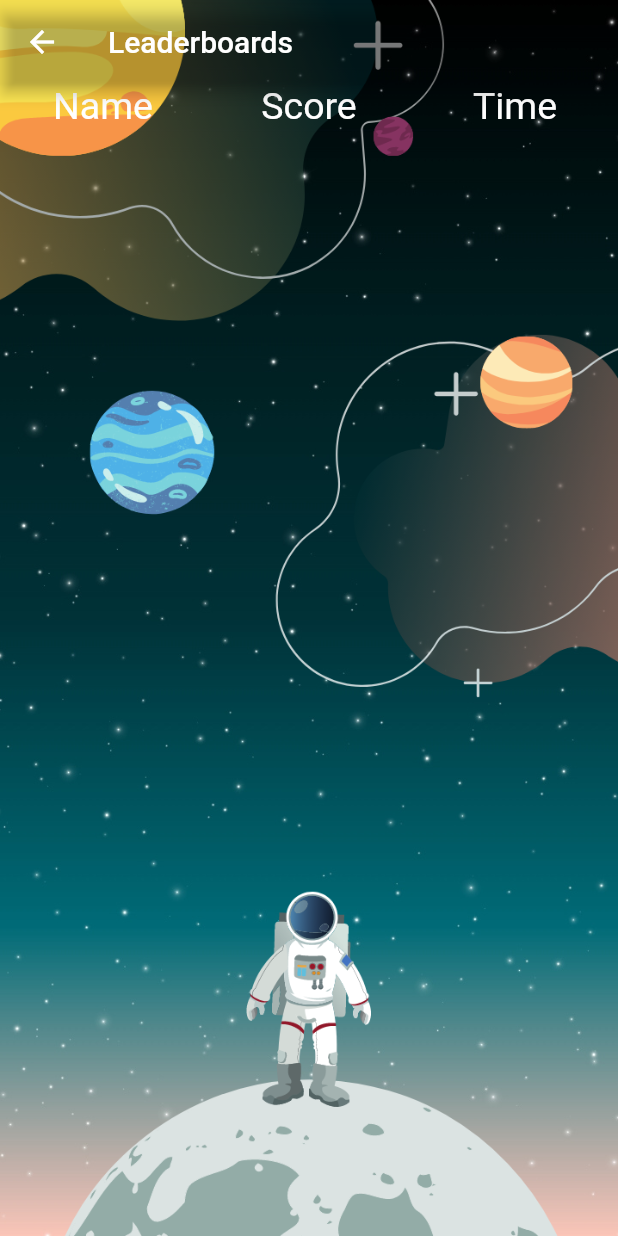
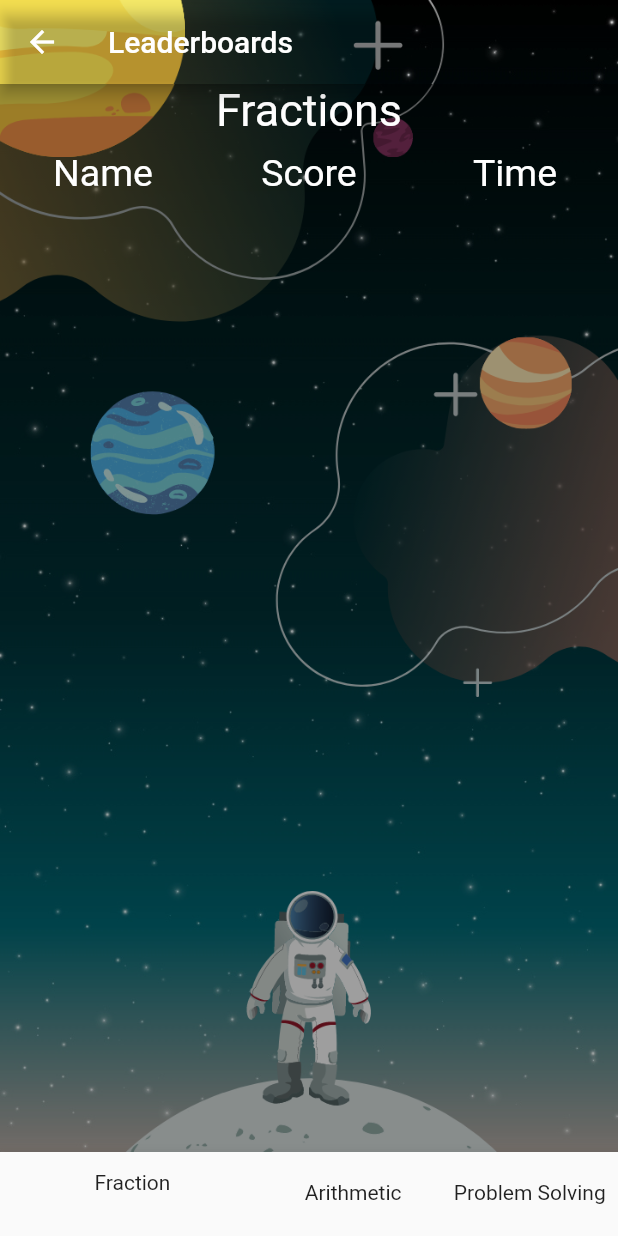
Before and after one commit to dexterjay26/Sipnayan, a Flutter app: the LeaderBoardsScreen screen opened by its route, on a phone screen of 412 x 824 dp. Run offline on Flutter 3.47's test engine with Material 2 defaults, Android fonts, the phone set to English and light mode, and no system bars; our stand-ins replace audioplayers, fluttertoast, shared_preferences, sqflite, youtube_player_flutter; accounts and stored records are empty.

Commit message:
pagod na

```diff
--- a/lib/model/leaderboard_model.dart
+++ b/lib/model/leaderboard_model.dart
@@ -5,11 +5,13 @@ class LeaderBoardModel {
   final name;
   final score;
   final time;
+  final type;
 
   LeaderBoardModel({
     @required this.id,
     @required this.name,
     @required this.score,
     @required this.time,
+    @required this.type,
   });
 }
--- a/lib/screens/home_quiz.dart
+++ b/lib/screens/home_quiz.dart
@@ -141,9 +141,9 @@ class _HomeQuizState extends State<HomeQuiz> {
               child: Column(
                 mainAxisAlignment: MainAxisAlignment.center,
                 children: [
-                  buttonBuilder("topic1", "Fractions"),
-                  buttonBuilder("topic2", "Arithmetic"),
-                  buttonBuilder("topic3", "Problem Solving"),
+                  buttonBuilder("Fractions"),
+                  buttonBuilder("Arithmetic"),
+                  buttonBuilder("Problem Solving"),
                 ],
               ),
             ),
@@ -153,7 +153,7 @@ class _HomeQuizState extends State<HomeQuiz> {
     );
   }
 
-  Widget buttonBuilder(String where, String text) {
+  Widget buttonBuilder(String text) {
     return Container(
       margin: EdgeInsets.symmetric(vertical: 5, horizontal: 20),
       child: AspectRatio(
@@ -164,26 +164,26 @@ class _HomeQuizState extends State<HomeQuiz> {
           ),
           color: Colors.white,
           onPressed: () {
-            if (where == "topic1") {
+            if (text == "Fractions") {
               //Fractions
               fractionTopic();
               Navigator.of(context).pushReplacement(
                 MaterialPageRoute(
-                  builder: (ctx) => QuizScreen(quizRandomQuestion, name),
+                  builder: (ctx) => QuizScreen(quizRandomQuestion, name, text),
                 ),
               );
-            } else if (where == "topic2") {
+            } else if (text == "Arithmetic") {
               arithmeticTopic();
               Navigator.of(context).pushReplacement(
                 MaterialPageRoute(
-                  builder: (ctx) => QuizScreen(quizRandomQuestion, name),
+                  builder: (ctx) => QuizScreen(quizRandomQuestion, name, text),
                 ),
               );
-            } else if (where == "topic3") {
+            } else if (text == "Problem Solving") {
               problemsolvingTopic();
               Navigator.of(context).pushReplacement(
                 MaterialPageRoute(
-                  builder: (ctx) => QuizScreen(quizRandomQuestion, name),
+                  builder: (ctx) => QuizScreen(quizRandomQuestion, name, text),
                 ),
               );
             }
--- a/lib/screens/leaderboards_screen.dart
+++ b/lib/screens/leaderboards_screen.dart
@@ -1,53 +1,24 @@
+import 'package:Sipnayan/screens/leaderboards_single_screen2.dart';
 import 'package:flutter/material.dart';
-import '../model/leaderboard_model.dart';
-import '../helpers/db_helper.dart';
 
 class LeaderBoardsScreen extends StatefulWidget {
   static const routeName = "/leaderboard";
+  final type;
+  LeaderBoardsScreen([this.type]);
+
   @override
   _LeaderBoardsScreenState createState() => _LeaderBoardsScreenState();
 }
 
 class _LeaderBoardsScreenState extends State<LeaderBoardsScreen> {
-  List<LeaderBoardModel> leaderboards;
-  List<String> timeRecords = [];
-  Future<void> fetchAndGetLeaderBoards() async {
-    var dataList = await DBHelper.getData('leaderboard');
-
-    if (dataList != null) {
-      leaderboards = dataList.map(
-        (score) {
-          return LeaderBoardModel(
-            id: score['id'],
-            name: score['name'],
-            score: score['score'],
-            time: score['time'],
-          );
-        },
-      ).toList();
-
-      leaderboards.forEach((element) {
-        int minutess = (int.parse(element.time) / 60).truncate();
-        int secondss = (int.parse(element.time) % 60);
-
-        if (minutess == 0) {
-          timeRecords.add("${element.time}s");
-        } else {
-          timeRecords.add("${minutess}m and ${secondss}s");
-        }
-      });
-
-      leaderboards
-          .sort((a, b) => int.parse(b.score).compareTo(int.parse(a.score)));
-    } else {
-      print("NO DATA");
-    }
-  }
-
+  int _currentIndex = 0;
   @override
   Widget build(BuildContext context) {
-    int _index = 0;
-    //print("timerecors: ${timeRecords[_index]}");
+    final _tabs = [
+      LeaderBoardsSingleScreen2("Fractions"),
+      LeaderBoardsSingleScreen2("Arithmetic"),
+      LeaderBoardsSingleScreen2("Problem Solving"),
+    ];
     return SafeArea(
       child: Container(
         decoration: BoxDecoration(
@@ -61,33 +32,30 @@ class _LeaderBoardsScreenState extends State<LeaderBoardsScreen> {
             title: Text("Leaderboards"),
             backgroundColor: Colors.transparent,
           ),
-          body: FutureBuilder(
-            future: fetchAndGetLeaderBoards(),
-            builder: (ctx, snapShot) =>
-                snapShot.connectionState == ConnectionState.waiting
-                    ? Center(
-                        child: CircularProgressIndicator(),
-                      )
-                    : Container(
-                        child: Table(
-                          children: [
-                            TableRow(children: [
-                              headerBuilder("Name"),
-                              headerBuilder("Score"),
-                              headerBuilder("Time")
-                            ]),
-                            ...leaderboards.map((e) {
-                              String timetoShow =
-                                  timeToShoww(int.parse(e.time));
-                              return TableRow(children: [
-                                textBuilder(e.name),
-                                textBuilder(e.score),
-                                textBuilder(timetoShow),
-                              ]);
-                            })
-                          ],
-                        ),
-                      ),
+          body: _tabs[_currentIndex],
+          bottomNavigationBar: BottomNavigationBar(
+            currentIndex: _currentIndex,
+            type: BottomNavigationBarType.shifting,
+            backgroundColor: Colors.transparent,
+            items: [
+              BottomNavigationBarItem(
+                icon: Text("Fraction", textAlign: TextAlign.center),
+                label: '',
+              ),
+              BottomNavigationBarItem(
+                icon: Text("Arithmetic", textAlign: TextAlign.center),
+                label: '',
+              ),
+              BottomNavigationBarItem(
+                icon: Text("Problem Solving", textAlign: TextAlign.center),
+                label: '',
+              ),
+            ],
+            onTap: (indexx) {
+              setState(() {
+                _currentIndex = indexx;
+              });
+            },
           ),
         ),
       ),
--- /dev/null
+++ b/lib/screens/leaderboards_single_screen2.dart
@@ -0,0 +1,137 @@
+import 'package:flutter/material.dart';
+import '../model/leaderboard_model.dart';
+import '../helpers/db_helper.dart';
+
+class LeaderBoardsSingleScreen2 extends StatefulWidget {
+  static const routeName = "/leaderboard";
+  final type;
+  LeaderBoardsSingleScreen2(this.type);
+
+  @override
+  _LeaderBoardsSingleScreen2State createState() =>
+      _LeaderBoardsSingleScreen2State();
+}
+
+class _LeaderBoardsSingleScreen2State extends State<LeaderBoardsSingleScreen2> {
+  List<LeaderBoardModel> leaderboards;
+
+  Future<void> fetchAndGetLeaderBoards() async {
+    var dataList = await DBHelper.getData('leaderboard');
+
+    if (dataList != null) {
+      leaderboards = dataList
+          .map(
+            (score) {
+              return LeaderBoardModel(
+                id: score['id'],
+                name: score['name'],
+                score: score['score'],
+                time: score['time'],
+                type: score['type'],
+              );
+            },
+          )
+          .toList()
+          .where((element) => element.type == widget.type)
+          .toList();
+
+      leaderboards
+          .sort((a, b) => int.parse(b.score).compareTo(int.parse(a.score)));
+    } else {
+      print("NO DATA");
+    }
+  }
+
+  @override
+  Widget build(BuildContext context) {
+    return SafeArea(
+      child: Container(
+        decoration: BoxDecoration(
+          image: DecorationImage(
+              image: AssetImage("assets/images/bgwosipnayan.png"),
+              fit: BoxFit.cover),
+        ),
+        child: Scaffold(
+          backgroundColor: Colors.transparent,
+          body: FutureBuilder(
+            future: fetchAndGetLeaderBoards(),
+            builder: (ctx, snapShot) => snapShot.connectionState ==
+                    ConnectionState.waiting
+                ? Center(
+                    child: CircularProgressIndicator(),
+                  )
+                : Container(
+                    color: Colors.black38,
+                    child: Column(
+                      children: [
+                        Container(
+                          margin: EdgeInsets.only(bottom: 10),
+                          child: Text(
+                            widget.type,
+                            textAlign: TextAlign.center,
+                            style: TextStyle(color: Colors.white, fontSize: 30),
+                          ),
+                        ),
+                        Table(
+                          children: [
+                            TableRow(children: [
+                              headerBuilder("Name"),
+                              headerBuilder("Score"),
+                              headerBuilder("Time")
+                            ]),
+                            ...leaderboards.map(
+                              (e) {
+                                String timetoShow =
+                                    timeToShoww(int.parse(e.time));
+                                return TableRow(
+                                  children: [
+                                    textBuilder(e.name),
+                                    textBuilder(e.score),
+                                    textBuilder(timetoShow),
+                                  ],
+                                );
+                              },
+                            ),
+                          ],
+                        ),
+                      ],
+                    ),
+                  ),
+          ),
+        ),
+      ),
+    );
+  }
+
+  String timeToShoww(int timee) {
+    int minutess = (timee / 60).truncate();
+    int secondss = timee % 60;
+
+    if (minutess == 0) {
+      return "${timee}s";
+    } else {
+      return "${minutess}m and ${secondss}s";
+    }
+  }
+
+  Widget headerBuilder(String text) {
+    return Container(
+      margin: EdgeInsets.only(bottom: 10),
+      child: Text(
+        text,
+        style: TextStyle(color: Colors.white, fontSize: 25),
+        textAlign: TextAlign.center,
+      ),
+    );
+  }
+
+  Widget textBuilder(String text) {
+    return Container(
+      child: Text(
+        text,
+        style: TextStyle(color: Colors.white, fontSize: 15),
+        textAlign: TextAlign.center,
+      ),
+    );
+  }
+}
```
Also changed, not shown: lib/model/quiz_model.dart (+8 -7 lines), lib/screens/leaderboards_single_screen.dart (added, +141 -0 lines), lib/screens/quiz_screen.dart (+11 -9 lines), lib/screens/result_page.dart (+53 -95 lines).
